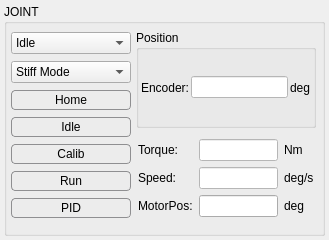
Qt form src/yarpmotorgui/jointitem.ui (robotology/yarp) before a commit.
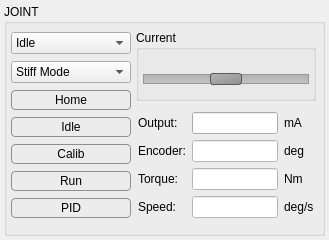
The same form after that commit. Custom widgets are drawn as their Qt base class.

Commit message: WIP. * Removed Interface IOpenLoopControl.h * Fixed collision between getOutput() of IPidControl and IOpenLoopControl * Removed deprecated methods setOpenLoopMode / setOpenLoopModeRaw * Fixed handlers to switch control mode to VOCAB_CM_PWM VOCAB_CM_CURRENT * Added new control mode widgets to yarpmotorgui

What changed in the file:
```diff
--- a/src/yarpmotorgui/jointitem.ui
+++ b/src/yarpmotorgui/jointitem.ui
@@ -256,7 +256,7 @@
  }</string>
         </property>
         <property name="currentIndex">
-         <number>0</number>
+         <number>7</number>
         </property>
         <widget class="QWidget" name="pageIdle">
          <layout class="QVBoxLayout" name="verticalLayout_3">
@@ -1598,7 +1598,7 @@
             <property name="title">
              <string>Output</string>
             </property>
-            <layout class="QVBoxLayout" name="verticalLayout_16">
+            <layout class="QVBoxLayout" name="verticalLayout_161">
              <property name="spacing">
               <number>2</number>
              </property>
@@ -1756,7 +1756,196 @@
              <item row="0" column="2">
               <widget class="QLabel" name="label_2">
                <property name="text">
-                <string>Units</string>
+                <string>%</string>
+               </property>
+              </widget>
+             </item>
+            </layout>
+           </widget>
+          </item>
+         </layout>
+        </widget>
+        <widget class="QWidget" name="pageCurrent">
+         <layout class="QVBoxLayout" name="verticalLayout_91">
+          <property name="spacing">
+           <number>2</number>
+          </property>
+          <property name="leftMargin">
+           <number>2</number>
+          </property>
+          <property name="topMargin">
+           <number>2</number>
+          </property>
+          <property name="rightMargin">
+           <number>2</number>
+          </property>
+          <property name="bottomMargin">
+           <number>2</number>
+          </property>
+          <item>
+           <widget class="QGroupBox" name="groupBoxCurrent_11">
+            <property name="title">
+             <string>Current</string>
+            </property>
+            <layout class="QVBoxLayout" name="verticalLayout_16">
+             <property name="spacing">
+              <number>2</number>
+             </property>
+             <property name="leftMargin">
+              <number>4</number>
+             </property>
+             <property name="topMargin">
+              <number>0</number>
+             </property>
+             <property name="rightMargin">
+              <number>4</number>
+             </property>
+             <property name="bottomMargin">
+              <number>0</number>
+             </property>
+             <item>
+              <widget class="SliderWithTarget" name="sliderCurrentOutput">
+               <property name="minimumSize">
+                <size>
+                 <width>0</width>
+                 <height>40</height>
+                </size>
+               </property>
+               <property name="baseSize">
+                <size>
+                 <width>0</width>
+                 <height>40</height>
+                </size>
+               </property>
+               <property name="mouseTracking">
+                <bool>false</bool>
+               </property>
+               <property name="styleSheet">
+                <string notr="true">margin-top:10px;
+
+</string>
+               </property>
+               <property name="minimum">
+                <number>-50</number>
+               </property>
+               <property name="maximum">
+                <number>50</number>
+               </property>
+               <property name="orientation">
+                <enum>Qt::Horizontal</enum>
+               </property>
+              </widget>
+             </item>
+            </layout>
+           </widget>
+          </item>
+          <item>
+           <widget class="QWidget" name="widget_221" native="true">
+            <layout class="QGridLayout" name="gridLayout_61">
+             <property name="leftMargin">
+              <number>2</number>
+             </property>
+             <property name="rightMargin">
+              <number>2</number>
+             </property>
+             <item row="3" column="2">
+              <widget class="QLabel" name="labelCurrentvelUnits">
+               <property name="text">
+                <string>deg/s</string>
+               </property>
+              </widget>
+             </item>
+             <item row="3" column="1">
+              <widget class="QLineEdit" name="editCurrentSpeed">
+               <property name="maximumSize">
+                <size>
+                 <width>16777215</width>
+                 <height>16777215</height>
+                </size>
+               </property>
+               <property name="styleSheet">
+                <string notr="true">background-color: rgb(255, 255, 255);</string>
+               </property>
+               <property name="readOnly">
+                <bool>true</bool>
+               </property>
+              </widget>
+             </item>
+             <item row="2" column="0">
+              <widget class="QLabel" name="labelCurrentTorque">
+               <property name="text">
+                <string>Torque:</string>
+               </property>
+              </widget>
+             </item>
+             <item row="2" column="1">
+              <widget class="QLineEdit" name="editCurrentTorque">
+               <property name="maximumSize">
+                <size>
+                 <width>16777215</width>
+                 <height>16777215</height>
+                </size>
+               </property>
+               <property name="styleSheet">
+                <string notr="true">background-color: rgb(255, 255, 255);</string>
+               </property>
+               <property name="readOnly">
+                <bool>true</bool>
+               </property>
+              </widget>
+             </item>
+             <item row="2" column="2">
+              <widget class="QLabel" name="labelCurrenttrqUnits">
+               <property name="text">
+                <string>Nm</string>
+               </property>
+              </widget>
+             </item>
+             <item row="3" column="0">
+              <widget class="QLabel" name="labelCurrentSpeed">
+               <property name="text">
+                <string>Speed:</string>
+               </property>
+              </widget>
+             </item>
+             <item row="1" column="0">
+              <widget class="QLabel" name="labelCurrent_21">
+               <property name="text">
+                <string>Encoder:</string>
+               </property>
+              </widget>
+             </item>
+             <item row="1" column="1">
+              <widget class="QLineEdit" name="editCurrentCurrentPos">
+               <property name="styleSheet">
+                <string notr="true">background-color: rgb(255, 255, 255);</string>
+               </property>
+               <property name="readOnly">
+                <bool>true</bool>
+               </property>
+              </widget>
+             </item>
+             <item row="1" column="2">
+              <widget class="QLabel" name="labelCurrentposUnits">
+               <property name="text">
+                <string>deg</string>
+               </property>
+              </widget>
+             </item>
+             <item row="0" column="0">
+              <widget class="QLabel" name="labelCurrent">
+               <property name="text">
+                <string>Output:</string>
+               </property>
+              </widget>
+             </item>
+             <item row="0" column="1">
+              <widget class="QLineEdit" name="editCurrentOutput"/>
+             </item>
+             <item row="0" column="2">
+              <widget class="QLabel" name="labelCurrent_2">
+               <property name="text">
+                <string>mA</string>
                </property>
               </widget>
              </item>
```
Left out of the diff: 33 changed lines with no effect on the pictures. The commit also changes 39 other files.
